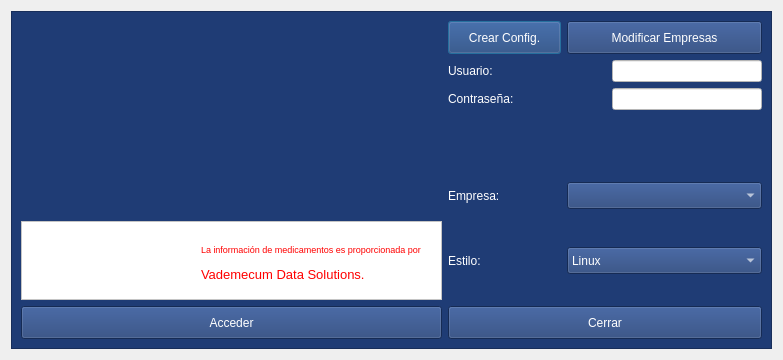
First picture: the form in login.ui, repository arcnexus/RedFoX, before the edit.
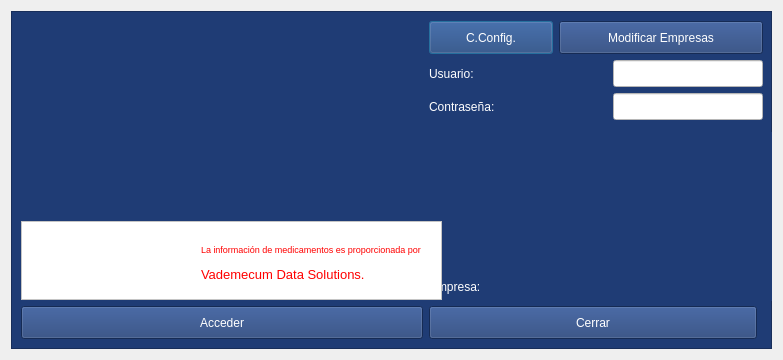
Second picture: the form after the edit. Icons and pictures are not drawn.

What changed in the file:
```diff
--- a/login.ui
+++ b/login.ui
@@ -61,459 +61,14 @@
       <number>1</number>
      </property>
      <layout class="QGridLayout" name="gridLayout_3">
-      <item row="1" column="2" colspan="2">
-       <layout class="QGridLayout" name="gridLayout_2">
-        <item row="0" column="0">
-         <widget class="QLabel" name="label_3">
-          <property name="palette">
-           <palette>
-            <active>
-             <colorrole role="WindowText">
-              <brush brushstyle="SolidPattern">
-               <color alpha="255">
-                <red>255</red>
-                <green>255</green>
-                <blue>255</blue>
-               </color>
-              </brush>
-             </colorrole>
-             <colorrole role="Button">
-              <brush brushstyle="SolidPattern">
-               <color alpha="255">
-                <red>31</red>
-                <green>60</green>
-                <blue>117</blue>
-               </color>
-              </brush>
-             </colorrole>
-             <colorrole role="Text">
-              <brush brushstyle="SolidPattern">
-               <color alpha="255">
-                <red>255</red>
-                <green>255</green>
-                <blue>255</blue>
-               </color>
-              </brush>
-             </colorrole>
-             <colorrole role="ButtonText">
-              <brush brushstyle="SolidPattern">
-               <color alpha="255">
-                <red>255</red>
-                <green>255</green>
-                <blue>255</blue>
-               </color>
-              </brush>
-             </colorrole>
-             <colorrole role="Base">
-              <brush brushstyle="SolidPattern">
-               <color alpha="255">
-                <red>31</red>
-                <green>60</green>
-                <blue>117</blue>
-               </color>
-              </brush>
-             </colorrole>
-             <colorrole role="Window">
-              <brush brushstyle="SolidPattern">
-               <color alpha="255">
-                <red>31</red>
-                <green>60</green>
-                <blue>117</blue>
-               </color>
-              </brush>
-             </colorrole>
-            </active>
-            <inactive>
-             <colorrole role="WindowText">
-              <brush brushstyle="SolidPattern">
-               <color alpha="255">
-                <red>255</red>
-                <green>255</green>
-                <blue>255</blue>
-               </color>
-              </brush>
-             </colorrole>
-             <colorrole role="Button">
-              <brush brushstyle="SolidPattern">
-               <color alpha="255">
-                <red>31</red>
-                <green>60</green>
-                <blue>117</blue>
-               </color>
-              </brush>
-             </colorrole>
-             <colorrole role="Text">
-              <brush brushstyle="SolidPattern">
-               <color alpha="255">
-                <red>255</red>
-                <green>255</green>
-                <blue>255</blue>
-               </color>
-              </brush>
-             </colorrole>
-             <colorrole role="ButtonText">
-              <brush brushstyle="SolidPattern">
-               <color alpha="255">
-                <red>255</red>
-                <green>255</green>
-                <blue>255</blue>
-               </color>
-              </brush>
-             </colorrole>
-             <colorrole role="Base">
-              <brush brushstyle="SolidPattern">
-               <color alpha="255">
-                <red>31</red>
-                <green>60</green>
-                <blue>117</blue>
-               </color>
-              </brush>
-             </colorrole>
-             <colorrole role="Window">
-              <brush brushstyle="SolidPattern">
-               <color alpha="255">
-                <red>31</red>
-                <green>60</green>
-                <blue>117</blue>
-               </color>
-              </brush>
-             </colorrole>
-            </inactive>
-            <disabled>
-             <colorrole role="WindowText">
-              <brush brushstyle="SolidPattern">
-               <color alpha="255">
-                <red>255</red>
-                <green>255</green>
-                <blue>255</blue>
-               </color>
-              </brush>
-             </colorrole>
-             <colorrole role="Button">
-              <brush brushstyle="SolidPattern">
-               <color alpha="255">
-                <red>31</red>
-                <green>60</green>
-                <blue>117</blue>
-               </color>
-              </brush>
-             </colorrole>
-             <colorrole role="Text">
-              <brush brushstyle="SolidPattern">
-               <color alpha="255">
-                <red>255</red>
-                <green>255</green>
-                <blue>255</blue>
-               </color>
-              </brush>
-             </colorrole>
-             <colorrole role="ButtonText">
-              <brush brushstyle="SolidPattern">
-               <color alpha="255">
-                <red>255</red>
-                <green>255</green>
-                <blue>255</blue>
-               </color>
-              </brush>
-             </colorrole>
-             <colorrole role="Base">
-              <brush brushstyle="SolidPattern">
-               <color alpha="255">
-                <red>31</red>
-                <green>60</green>
-                <blue>117</blue>
-               </color>
-              </brush>
-             </colorrole>
-             <colorrole role="Window">
-              <brush brushstyle="SolidPattern">
-               <color alpha="255">
-                <red>31</red>
-                <green>60</green>
-                <blue>117</blue>
-               </color>
-              </brush>
-             </colorrole>
-            </disabled>
-           </palette>
-          </property>
-          <property name="styleSheet">
-           <string notr="true">color: rgb(255, 255, 255);</string>
-          </property>
-          <property name="text">
-           <string>Usuario:</string>
-          </property>
-         </widget>
-        </item>
-        <item row="0" column="1">
-         <widget class="QLineEdit" name="lineUsuario">
-          <property name="minimumSize">
-           <size>
-            <width>0</width>
-            <height>21</height>
-           </size>
-          </property>
-          <property name="maximumSize">
-           <size>
-            <width>150</width>
-            <height>16777215</height>
-           </size>
-          </property>
-          <property name="styleSheet">
-           <string notr="true">background-color: rgb(255, 255, 255);</string>
-          </property>
-         </widget>
-        </item>
-        <item row="1" column="0">
-         <widget class="QLabel" name="label_4">
-          <property name="palette">
-           <palette>
-            <active>
-             <colorrole role="WindowText">
-              <brush brushstyle="SolidPattern">
-               <color alpha="255">
-                <red>255</red>
-                <green>255</green>
-                <blue>255</blue>
-               </color>
-              </brush>
-             </colorrole>
-             <colorrole role="Button">
-              <brush brushstyle="SolidPattern">
-               <color alpha="255">
-                <red>31</red>
-                <green>60</green>
-                <blue>117</blue>
-               </color>
-              </brush>
-             </colorrole>
-             <colorrole role="Text">
-              <brush brushstyle="SolidPattern">
-               <color alpha="255">
-                <red>255</red>
-                <green>255</green>
-                <blue>255</blue>
-               </color>
-              </brush>
-             </colorrole>
-             <colorrole role="ButtonText">
-              <brush brushstyle="SolidPattern">
-               <color alpha="255">
-                <red>255</red>
-                <green>255</green>
-                <blue>255</blue>
-               </color>
-              </brush>
-             </colorrole>
-             <colorrole role="Base">
-              <brush brushstyle="SolidPattern">
-               <color alpha="255">
-                <red>31</red>
-                <green>60</green>
-                <blue>117</blue>
-               </color>
-              </brush>
-             </colorrole>
-             <colorrole role="Window">
-              <brush brushstyle="SolidPattern">
-               <color alpha="255">
-                <red>31</red>
-                <green>60</green>
-                <blue>117</blue>
-               </color>
-              </brush>
-             </colorrole>
-            </active>
-            <inactive>
-             <colorrole role="WindowText">
-              <brush brushstyle="SolidPattern">
-               <color alpha="255">
-                <red>255</red>
-                <green>255</green>
-                <blue>255</blue>
-               </color>
-              </brush>
-             </colorrole>
-             <colorrole role="Button">
-              <brush brushstyle="SolidPattern">
-               <color alpha="255">
-                <red>31</red>
-                <green>60</green>
-                <blue>117</blue>
-               </color>
-              </brush>
-             </colorrole>
-             <colorrole role="Text">
-              <brush brushstyle="SolidPattern">
-               <color alpha="255">
-                <red>255</red>
-                <green>255</green>
-                <blue>255</blue>
-               </color>
-              </brush>
-             </colorrole>
-             <colorrole role="ButtonText">
-              <brush brushstyle="SolidPattern">
-               <color alpha="255">
-                <red>255</red>
-                <green>255</green>
-                <blue>255</blue>
-               </color>
-              </brush>
-             </colorrole>
-             <colorrole role="Base">
-              <brush brushstyle="SolidPattern">
-               <color alpha="255">
-                <red>31</red>
-                <green>60</green>
-                <blue>117</blue>
-               </color>
-              </brush>
-             </colorrole>
-             <colorrole role="Window">
-              <brush brushstyle="SolidPattern">
-               <color alpha="255">
-                <red>31</red>
-                <green>60</green>
-                <blue>117</blue>
-               </color>
-              </brush>
-             </colorrole>
-            </inactive>
-            <disabled>
-             <colorrole role="WindowText">
-              <brush brushstyle="SolidPattern">
-               <color alpha="255">
-                <red>255</red>
-                <green>255</green>
-                <blue>255</blue>
-               </color>
-              </brush>
-             </colorrole>
-             <colorrole role="Button">
-              <brush brushstyle="SolidPattern">
-               <color alpha="255">
-                <red>31</red>
-                <green>60</green>
-                <blue>117</blue>
-               </color>
-              </brush>
-             </colorrole>
-             <colorrole role="Text">
-              <brush brushstyle="SolidPattern">
-               <color alpha="255">
-                <red>255</red>
-                <green>255</green>
-                <blue>255</blue>
-               </color>
-              </brush>
-             </colorrole>
-             <colorrole role="ButtonText">
-              <brush brushstyle="SolidPattern">
-               <color alpha="255">
-                <red>255</red>
-                <green>255</green>
-                <blue>255</blue>
-               </color>
-              </brush>
-             </colorrole>
-             <colorrole role="Base">
-              <brush brushstyle="SolidPattern">
-               <color alpha="255">
-                <red>31</red>
-                <green>60</green>
-                <blue>117</blue>
-               </color>
-              </brush>
-             </colorrole>
-             <colorrole role="Window">
-              <brush brushstyle="SolidPattern">
-               <color alpha="255">
-                <red>31</red>
-                <green>60</green>
-                <blue>117</blue>
-               </color>
-              </brush>
-             </colorrole>
-            </disabled>
-           </palette>
-          </property>
-          <property name="styleSheet">
-           <string notr="true">color: rgb(255, 255, 255);</string>
-          </property>
-          <property name="text">
-           <string>Contraseña:</string>
-          </property>
-         </widget>
-        </item>
-        <item row="1" column="1">
-         <widget class="QLineEdit" name="linePassword">
-          <property name="minimumSize">
-           <size>
-            <width>0</width>
-            <height>21</height>
-           </size>
-          </property>
-          <property name="maximumSize">
-           <size>
-            <width>150</width>
-            <height>16777215</height>
-           </size>
-          </property>
-          <property name="styleSheet">
-           <string notr="true">background-color: rgb(255, 255, 255);</string>
-          </property>
-          <property name="echoMode">
-           <enum>QLineEdit::Password</enum>
-          </property>
-         </widget>
-        </item>
-       </layout>
-      </item>
       <item row="5" column="2">
-       <widget class="QLabel" name="label">
-        <property name="styleSheet">
-         <string notr="true">color: rgb(255, 255, 255);</string>
-        </property>
-        <property name="text">
-         <string>Estilo:</string>
-        </property>
-       </widget>
-      </item>
-      <item row="3" column="3">
-       <widget class="QComboBox" name="cboEmpresa">
-        <property name="minimumSize">
-         <size>
-          <width>195</width>
-          <height>27</height>
-         </size>
-        </property>
-        <property name="styleSheet">
-         <string notr="true">color: rgb(255, 255, 255);</string>
-        </property>
-       </widget>
-      </item>
-      <item row="1" column="0" rowspan="4" colspan="2">
-       <widget class="QLabel" name="label_5">
-        <property name="minimumSize">
-         <size>
-          <width>421</width>
-          <height>143</height>
-         </size>
-        </property>
-        <property name="text">
-         <string/>
-        </property>
-        <property name="pixmap">
-         <pixmap resource="terra.qrc">:/Icons/PNG/logo.png</pixmap>
-        </property>
-        <property name="scaledContents">
-         <bool>true</bool>
-        </property>
-       </widget>
-      </item>
-      <item row="3" column="2">
        <widget class="QLabel" name="label_2">
+        <property name="maximumSize">
+         <size>
+          <width>65</width>
+          <height>16777215</height>
+         </size>
+        </property>
         <property name="palette">
          <palette>
           <active>
@@ -694,105 +249,7 @@
         </property>
        </widget>
       </item>
-      <item row="0" column="2">
-       <widget class="QPushButton" name="Crearconfiguracin">
-        <property name="minimumSize">
-         <size>
-          <width>0</width>
-          <height>33</height>
-         </size>
-        </property>
-        <property name="styleSheet">
-         <string notr="true">color: rgb(255, 255, 255);</string>
-        </property>
-        <property name="text">
-         <string>Crear Config.</string>
-        </property>
-       </widget>
-      </item>
-      <item row="0" column="3">
-       <widget class="QPushButton" name="btnEmpresa">
-        <property name="minimumSize">
-         <size>
-          <width>0</width>
-          <height>33</height>
-         </size>
-        </property>
-        <property name="styleSheet">
-         <string notr="true">
-color: rgb(255, 255, 255);</string>
-        </property>
-        <property name="text">
-         <string>Modificar Empresas</string>
-        </property>
-       </widget>
-      </item>
-      <item row="5" column="3">
-       <widget class="QComboBox" name="txtcEstilo">
-        <property name="minimumSize">
-         <size>
-          <width>0</width>
-          <height>27</height>
-         </size>
-        </property>
-        <property name="styleSheet">
-         <string notr="true">color: rgb(255, 255, 255);</string>
-        </property>
-        <item>
-         <property name="text">
-          <string>Linux </string>
-         </property>
-        </item>
-        <item>
-         <property name="text">
-          <string>Mac</string>
-         </property>
-        </item>
-        <item>
-         <property name="text">
-          <string>Windows 7</string>
-         </property>
-        </item>
-        <item>
-         <property name="text">
-          <string>Windows XP</string>
-         </property>
-        </item>
-       </widget>
-      </item>
-      <item row="6" column="2" colspan="2">
-       <widget class="QPushButton" name="pushButton">
-        <property name="minimumSize">
-         <size>
-          <width>0</width>
-          <height>33</height>
-         </size>
-        </property>
-        <property name="styleSheet">
-         <string notr="true">color: rgb(255, 255, 255);</string>
-        </property>
-        <property name="text">
-         <string>Cerrar</string>
-        </property>
-       </widget>
-      </item>
-      <item row="6" column="0" colspan="2">
-       <widget class="QPushButton" name="btnAcceder">
-        <property name="minimumSize">
-         <size>
-          <width>0</width>
-          <height>33</height>
-         </size>
-        </property>
-        <property name="styleSheet">
-         <string notr="true">color: rgb(255, 255, 255);</string>
-        </property>
-        <property name="text">
-         <string>Acceder</string>
-        </property>
-       </widget>
-      </item>
-      <item row="5" column="0" colspan="2">
+      <item row="4" column="0" rowspan="2" colspan="2">
        <widget class="QFrame" name="frame">
         <property name="minimumSize">
          <size>
@@ -876,6 +333,571 @@
         </widget>
        </widget>
       </item>
+      <item row="3" column="4">
+       <spacer name="horizontalSpacer">
+        <property name="orientation">
+         <enum>Qt::Horizontal</enum>
+        </property>
+        <property name="sizeHint" stdset="0">
+         <size>
+          <width>40</width>
+          <height>20</height>
+         </size>
+        </property>
+       </spacer>
+      </item>
+      <item row="5" column="3">
+       <widget class="QComboBox" name="cboEmpresa">
+        <property name="minimumSize">
+         <size>
+          <width>0</width>
+          <height>27</height>
+         </size>
+        </property>
+        <property name="maximumSize">
+         <size>
+          <width>281</width>
+          <height>16777215</height>
+         </size>
+        </property>
+        <property name="styleSheet">
+         <string notr="true">color: rgb(0, 0, 0);
+background-color: rgb(255, 255, 255);
+border-color: #9DA2FF</string>
+        </property>
+       </widget>
+      </item>
+      <item row="1" column="0" rowspan="3" colspan="2">
+       <widget class="QLabel" name="label_5">
+        <property name="minimumSize">
+         <size>
+          <width>421</width>
+          <height>143</height>
+         </size>
+        </property>
+        <property name="styleSheet">
+         <string notr="true">border-radius: 5px;</string>
+        </property>
+        <property name="text">
+         <string/>
+        </property>
+        <property name="pixmap">
+         <pixmap resource="terra.qrc">:/Icons/PNG/logo.png</pixmap>
+        </property>
+        <property name="scaledContents">
+         <bool>true</bool>
+        </property>
+       </widget>
+      </item>
+      <item row="0" column="2">
+       <widget class="QPushButton" name="Crearconfiguracin">
+        <property name="minimumSize">
+         <size>
+          <width>124</width>
+          <height>33</height>
+         </size>
+        </property>
+        <property name="styleSheet">
+         <string notr="true">color: rgb(255, 255, 255);</string>
+        </property>
+        <property name="text">
+         <string>C.Config.</string>
+        </property>
+       </widget>
+      </item>
+      <item row="6" column="2" colspan="2">
+       <widget class="QPushButton" name="pushButton">
+        <property name="minimumSize">
+         <size>
+          <width>0</width>
+          <height>33</height>
+         </size>
+        </property>
+        <property name="styleSheet">
+         <string notr="true">color: rgb(255, 255, 255);</string>
+        </property>
+        <property name="text">
+         <string>Cerrar</string>
+        </property>
+       </widget>
+      </item>
+      <item row="6" column="0" colspan="2">
+       <widget class="QPushButton" name="btnAcceder">
+        <property name="minimumSize">
+         <size>
+          <width>0</width>
+          <height>33</height>
+         </size>
+        </property>
+        <property name="styleSheet">
+         <string notr="true">color: rgb(255, 255, 255);</string>
+        </property>
+        <property name="text">
+         <string>Acceder</string>
+        </property>
+       </widget>
+      </item>
+      <item row="1" column="2" colspan="3">
+       <layout class="QGridLayout" name="gridLayout_2">
+        <item row="0" column="0">
+         <widget class="QLabel" name="label_3">
+          <property name="palette">
+           <palette>
+            <active>
+             <colorrole role="WindowText">
+              <brush brushstyle="SolidPattern">
+               <color alpha="255">
+                <red>255</red>
+                <green>255</green>
+                <blue>255</blue>
+               </color>
+              </brush>
+             </colorrole>
+             <colorrole role="Button">
+              <brush brushstyle="SolidPattern">
+               <color alpha="255">
+                <red>31</red>
+                <green>60</green>
+                <blue>117</blue>
+               </color>
+              </brush>
+             </colorrole>
+             <colorrole role="Text">
+              <brush brushstyle="SolidPattern">
+               <color alpha="255">
+                <red>255</red>
+                <green>255</green>
+                <blue>255</blue>
+               </color>
+              </brush>
+             </colorrole>
+             <colorrole role="ButtonText">
+              <brush brushstyle="SolidPattern">
+               <color alpha="255">
+                <red>255</red>
+                <green>255</green>
+                <blue>255</blue>
+               </color>
+              </brush>
+             </colorrole>
+             <colorrole role="Base">
+              <brush brushstyle="SolidPattern">
+               <color alpha="255">
+                <red>31</red>
+                <green>60</green>
+                <blue>117</blue>
+               </color>
+              </brush>
+             </colorrole>
+             <colorrole role="Window">
+              <brush brushstyle="SolidPattern">
+               <color alpha="255">
+                <red>31</red>
+                <green>60</green>
+                <blue>117</blue>
+               </color>
+              </brush>
+             </colorrole>
+            </active>
+            <inactive>
+             <colorrole role="WindowText">
+              <brush brushstyle="SolidPattern">
+               <color alpha="255">
+                <red>255</red>
+                <green>255</green>
+                <blue>255</blue>
+               </color>
+              </brush>
+             </colorrole>
+             <colorrole role="Button">
+              <brush brushstyle="SolidPattern">
+               <color alpha="255">
+                <red>31</red>
+                <green>60</green>
+                <blue>117</blue>
+               </color>
+              </brush>
+             </colorrole>
+             <colorrole role="Text">
+              <brush brushstyle="SolidPattern">
+               <color alpha="255">
+                <red>255</red>
+                <green>255</green>
+                <blue>255</blue>
+               </color>
+              </brush>
+             </colorrole>
+             <colorrole role="ButtonText">
+              <brush brushstyle="SolidPattern">
+               <color alpha="255">
+                <red>255</red>
+                <green>255</green>
+                <blue>255</blue>
+               </color>
+              </brush>
+             </colorrole>
+             <colorrole role="Base">
+              <brush brushstyle="SolidPattern">
+               <color alpha="255">
+                <red>31</red>
+                <green>60</green>
+                <blue>117</blue>
+               </color>
+              </brush>
+             </colorrole>
+             <colorrole role="Window">
+              <brush brushstyle="SolidPattern">
+               <color alpha="255">
+                <red>31</red>
+                <green>60</green>
+                <blue>117</blue>
+               </color>
+              </brush>
+             </colorrole>
+            </inactive>
+            <disabled>
+             <colorrole role="WindowText">
+              <brush brushstyle="SolidPattern">
+               <color alpha="255">
+                <red>255</red>
+                <green>255</green>
+                <blue>255</blue>
+               </color>
+              </brush>
+             </colorrole>
+             <colorrole role="Button">
+              <brush brushstyle="SolidPattern">
+               <color alpha="255">
+                <red>31</red>
+                <green>60</green>
+                <blue>117</blue>
+               </color>
+              </brush>
+             </colorrole>
+             <colorrole role="Text">
+              <brush brushstyle="SolidPattern">
+               <color alpha="255">
+                <red>255</red>
+                <green>255</green>
+                <blue>255</blue>
+               </color>
+              </brush>
+             </colorrole>
+             <colorrole role="ButtonText">
+              <brush brushstyle="SolidPattern">
+               <color alpha="255">
+                <red>255</red>
+                <green>255</green>
+                <blue>255</blue>
+               </color>
+              </brush>
+             </colorrole>
+             <colorrole role="Base">
+              <brush brushstyle="SolidPattern">
+               <color alpha="255">
+                <red>31</red>
+                <green>60</green>
+                <blue>117</blue>
+               </color>
+              </brush>
+             </colorrole>
+             <colorrole role="Window">
+              <brush brushstyle="SolidPattern">
+               <color alpha="255">
+                <red>31</red>
+                <green>60</green>
+                <blue>117</blue>
+               </color>
+              </brush>
+             </colorrole>
+            </disabled>
+           </palette>
+          </property>
+          <property name="styleSheet">
+           <string notr="true">color: rgb(255, 255, 255);</string>
+          </property>
+          <property name="text">
+           <string>Usuario:</string>
+          </property>
+         </widget>
+        </item>
+        <item row="0" column="1">
+         <widget class="QLineEdit" name="lineUsuario">
+          <property name="minimumSize">
+           <size>
+            <width>0</width>
+            <height>27</height>
+           </size>
+          </property>
+          <property name="maximumSize">
+           <size>
+            <width>150</width>
+            <height>16777215</height>
+           </size>
+          </property>
+          <property name="styleSheet">
+           <string notr="true">background-color: rgb(255, 255, 255);
+border-color: rgb(192, 192, 255);
+</string>
+          </property>
+         </widget>
+        </item>
+        <item row="1" column="0">
+         <widget class="QLabel" name="label_4">
+          <property name="palette">
+           <palette>
+            <active>
+             <colorrole role="WindowText">
+              <brush brushstyle="SolidPattern">
+               <color alpha="255">
+                <red>255</red>
+                <green>255</green>
+                <blue>255</blue>
+               </color>
+              </brush>
+             </colorrole>
+             <colorrole role="Button">
+              <brush brushstyle="SolidPattern">
+               <color alpha="255">
+                <red>31</red>
+                <green>60</green>
+                <blue>117</blue>
+               </color>
+              </brush>
+             </colorrole>
+             <colorrole role="Text">
+              <brush brushstyle="SolidPattern">
+               <color alpha="255">
+                <red>255</red>
+                <green>255</green>
+                <blue>255</blue>
+               </color>
+              </brush>
+             </colorrole>
+             <colorrole role="ButtonText">
+              <brush brushstyle="SolidPattern">
+               <color alpha="255">
+                <red>255</red>
+                <green>255</green>
+                <blue>255</blue>
+               </color>
+              </brush>
+             </colorrole>
+             <colorrole role="Base">
+              <brush brushstyle="SolidPattern">
+               <color alpha="255">
+                <red>31</red>
+                <green>60</green>
+                <blue>117</blue>
+               </color>
+              </brush>
+             </colorrole>
+             <colorrole role="Window">
+              <brush brushstyle="SolidPattern">
+               <color alpha="255">
+                <red>31</red>
+                <green>60</green>
+                <blue>117</blue>
+               </color>
+              </brush>
+             </colorrole>
+            </active>
+            <inactive>
+             <colorrole role="WindowText">
+              <brush brushstyle="SolidPattern">
+               <color alpha="255">
+                <red>255</red>
+                <green>255</green>
+                <blue>255</blue>
+               </color>
+              </brush>
+             </colorrole>
+             <colorrole role="Button">
+              <brush brushstyle="SolidPattern">
+               <color alpha="255">
+                <red>31</red>
+                <green>60</green>
+                <blue>117</blue>
+               </color>
+              </brush>
+             </colorrole>
+             <colorrole role="Text">
+              <brush brushstyle="SolidPattern">
+               <color alpha="255">
+                <red>255</red>
+                <green>255</green>
+                <blue>255</blue>
+               </color>
+              </brush>
+             </colorrole>
+             <colorrole role="ButtonText">
+              <brush brushstyle="SolidPattern">
+               <color alpha="255">
+                <red>255</red>
+                <green>255</green>
+                <blue>255</blue>
+               </color>
+              </brush>
+             </colorrole>
+             <colorrole role="Base">
+              <brush brushstyle="SolidPattern">
+               <color alpha="255">
+                <red>31</red>
+                <green>60</green>
+                <blue>117</blue>
+               </color>
+              </brush>
+             </colorrole>
+             <colorrole role="Window">
+              <brush brushstyle="SolidPattern">
+               <color alpha="255">
+                <red>31</red>
+                <green>60</green>
+                <blue>117</blue>
+               </color>
+              </brush>
+             </colorrole>
+            </inactive>
+            <disabled>
+             <colorrole role="WindowText">
+              <brush brushstyle="SolidPattern">
+               <color alpha="255">
+                <red>255</red>
+                <green>255</green>
+                <blue>255</blue>
+               </color>
+              </brush>
+             </colorrole>
+             <colorrole role="Button">
+              <brush brushstyle="SolidPattern">
+               <color alpha="255">
+                <red>31</red>
+                <green>60</green>
+                <blue>117</blue>
+               </color>
+              </brush>
+             </colorrole>
+             <colorrole role="Text">
+              <brush brushstyle="SolidPattern">
+               <color alpha="255">
+                <red>255</red>
+                <green>255</green>
+                <blue>255</blue>
+               </color>
+              </brush>
+             </colorrole>
+             <colorrole role="ButtonText">
+              <brush brushstyle="SolidPattern">
+               <color alpha="255">
+                <red>255</red>
+                <green>255</green>
+                <blue>255</blue>
+               </color>
+              </brush>
+             </colorrole>
+             <colorrole role="Base">
+              <brush brushstyle="SolidPattern">
+               <color alpha="255">
+                <red>31</red>
+                <green>60</green>
+                <blue>117</blue>
+               </color>
+              </brush>
+             </colorrole>
+             <colorrole role="Window">
+              <brush brushstyle="SolidPattern">
+               <color alpha="255">
+                <red>31</red>
+                <green>60</green>
+                <blue>117</blue>
+               </color>
+              </brush>
+             </colorrole>
+            </disabled>
+           </palette>
+          </property>
+          <property name="styleSheet">
+           <string notr="true">color: rgb(255, 255, 255);</string>
+          </property>
+          <property name="text">
+           <string>Contraseña:</string>
+          </property>
+         </widget>
+        </item>
+        <item row="1" column="1">
+         <widget class="QLineEdit" name="linePassword">
+          <property name="minimumSize">
+           <size>
+            <width>0</width>
+            <height>27</height>
+           </size>
+          </property>
+          <property name="maximumSize">
+           <size>
+            <width>150</width>
+            <height>16777215</height>
+           </size>
+          </property>
+          <property name="styleSheet">
+           <string notr="true">background-color: rgb(255, 255, 255);
+border-color: rgb(192, 192, 255);</string>
+          </property>
+          <property name="echoMode">
+           <enum>QLineEdit::Password</enum>
+          </property>
+         </widget>
+        </item>
+       </layout>
+      </item>
+      <item row="3" column="3">
+       <widget class="QLabel" name="label">
+        <property name="minimumSize">
+         <size>
+          <width>213</width>
+          <height>169</height>
+         </size>
+        </property>
+        <property name="text">
+         <string/>
+        </property>
+        <property name="pixmap">
+         <pixmap resource="terra.qrc">:/Icons/PNG/usuarios.png</pixmap>
+        </property>
+        <property name="scaledContents">
+         <bool>true</bool>
+        </property>
+       </widget>
+      </item>
+      <item row="0" column="3" colspan="2">
+       <widget class="QPushButton" name="btnEmpresa">
+        <property name="minimumSize">
+         <size>
+          <width>0</width>
+          <height>33</height>
+         </size>
+        </property>
+        <property name="styleSheet">
+         <string notr="true">background-color: rgb(31, 60, 117);
+color: rgb(255, 255, 255);</string>
+        </property>
+        <property name="text">
+         <string>Modificar Empresas</string>
+        </property>
+       </widget>
+      </item>
+      <item row="3" column="2">
+       <spacer name="horizontalSpacer_2">
+        <property name="orientation">
+         <enum>Qt::Horizontal</enum>
+        </property>
+        <property name="sizeHint" stdset="0">
+         <size>
+          <width>40</width>
+          <height>20</height>
+         </size>
+        </property>
+       </spacer>
+      </item>
       <item row="2" column="3">
        <spacer name="verticalSpacer">
         <property name="orientation">
```
Left out of the diff: 9 changed lines with no effect on the pictures.
